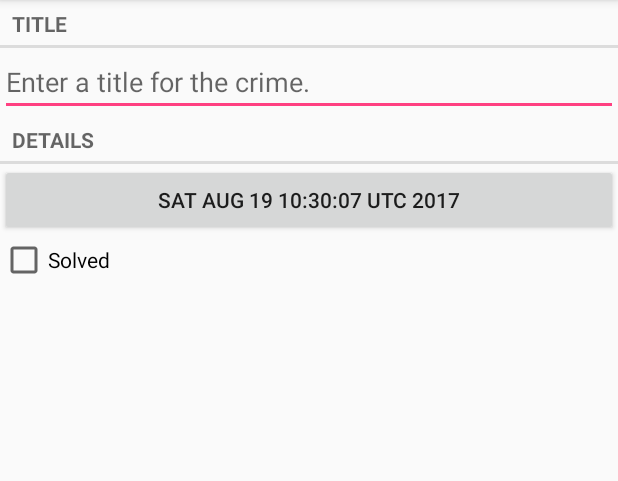
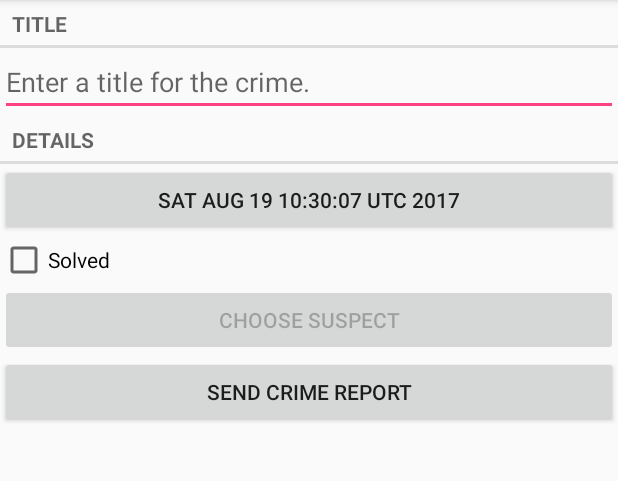
Before and after one commit to JTCortez/tutorial-CriminalIntent, an Android app: the screen it shows after launch (CrimePagerActivity), after a tap on "New Crime", on a phone screen of 412 x 824 dp, the part 84-565 px from its top. Run offline under Robolectric (Android 15) with nearby library versions, the phone set to English and light mode, and no system bars.

Commit message:
Chapter 15 finish

```diff
--- a/app/src/main/java/com/bignerdranch/android/criminalintent/Crime.java
+++ b/app/src/main/java/com/bignerdranch/android/criminalintent/Crime.java
@@ -13,6 +13,7 @@ public class Crime {
     private String mTitle;
     private Date mDate;
     private boolean mSolved;
+    private String mSuspect;
 
     public Crime(){
         this(UUID.randomUUID());
@@ -52,4 +53,12 @@ public class Crime {
     public void setSolved(boolean solved) {
         mSolved = solved;
     }
+
+    public String getSuspect() {
+        return mSuspect;
+    }
+
+    public void setSuspect(String suspect) {
+        mSuspect = suspect;
+    }
 }
--- a/app/src/main/java/com/bignerdranch/android/criminalintent/CrimeFragment.java
+++ b/app/src/main/java/com/bignerdranch/android/criminalintent/CrimeFragment.java
@@ -2,12 +2,17 @@ package com.bignerdranch.android.criminalintent;
 
 import android.app.Activity;
 import android.content.Intent;
+import android.content.pm.PackageManager;
+import android.database.Cursor;
+import android.net.Uri;
 import android.os.Bundle;
+import android.provider.ContactsContract;
 import android.support.annotation.Nullable;
 import android.support.v4.app.Fragment;
 import android.support.v4.app.FragmentManager;
 import android.text.Editable;
 import android.text.TextWatcher;
+import android.text.format.DateFormat;
 import android.view.LayoutInflater;
 import android.view.View;
 import android.view.ViewGroup;
@@ -29,11 +34,14 @@ public class CrimeFragment extends Fragment {
     private static final String DIALOG_DATE = "DialogDate";
 
     private static final int REQUEST_DATE = 0;
+    private static final int REQUEST_CONTACT = 1;
 
     private Crime mCrime;
     private EditText mTitleField;
     private Button mDateButton;
     private CheckBox mSolvedCheckBox;
+    private Button mSuspectButton;
+    private Button mReportButton;
 
     public static CrimeFragment newInstance (UUID crimeId) {
         Bundle args = new Bundle ();
@@ -84,6 +92,7 @@ public class CrimeFragment extends Fragment {
             }
         });
 
+
         mDateButton = (Button) v.findViewById(R.id.crime_date);
         updateDate();
         mDateButton.setOnClickListener (new View.OnClickListener() {
@@ -105,6 +114,41 @@ public class CrimeFragment extends Fragment {
             }
         });
 
+        mReportButton = (Button) v.findViewById(R.id.crime_report);
+        mReportButton.setOnClickListener(new View.OnClickListener() {
+            public void onClick(View v) {
+                Intent i = new Intent (Intent.ACTION_SEND);
+                i.setType("text/plain");
+                i.putExtra(Intent.EXTRA_TEXT, getCrimeReport());
+                i.putExtra(Intent.EXTRA_SUBJECT, getString(R.string.crime_report_subject));
+                i = Intent.createChooser(i, getString(R.string.send_report));
+                startActivity(i);
+            }
+        });
+
+        //get a referene to the button to set listener on it, within create the implicit intent and pass it into startActivityforResult, once a suspect is assigned, show the name on the suspect button
+        final Intent pickContact = new Intent(Intent.ACTION_PICK,
+                ContactsContract.Contacts.CONTENT_URI);
+        //dummy code
+        // pickContact.addCategory(Intent.CATEGORY_HOME); //checks if it disables choose suspect button on no contacts app
+        mSuspectButton = (Button) v.findViewById(R.id.crime_suspect);
+        mSuspectButton.setOnClickListener(new View.OnClickListener() {
+            public void onClick(View v) {
+                startActivityForResult(pickContact, REQUEST_CONTACT); //(intent, bundle)
+            }
+        });
+
+        if (mCrime.getSuspect() != null) {
+            mSuspectButton.setText(mCrime.getSuspect());
+        }
+
+        //checks the whole phone for an app with all its activity,
+        PackageManager packageManager = getActivity().getPackageManager();
+        if (packageManager.resolveActivity(pickContact, //resolveACtivity checks if an activity matches the Intent you gave it
+                PackageManager.MATCH_DEFAULT_ONLY) == null) { //MATCH_DEFAULT_ONLY restrics this seaerch to activity ith the CATEGORY_DEFAULT flag
+            mSuspectButton.setEnabled(false);
+        }
+
         return v;
     }
 
@@ -118,10 +162,62 @@ public class CrimeFragment extends Fragment {
             Date date = (Date) data.getSerializableExtra(DatePickerFragment.EXTRA_DATE); //gets the extra sent from DatePickerFragment intent
             mCrime.setDate(date); //sets the date of Crime class
             updateDate(); //makes it a string and sets the text of the DateButton
+        } else if (requestCode == REQUEST_CONTACT && data != null) {
+            Uri contactUri = data.getData();
+            //Specify which fields you want your query to return
+            //values for
+            String[] queryFields = new String[] {
+                    ContactsContract.Contacts.DISPLAY_NAME
+            }; // when making a query there is only one contact
+            //Perform your query - the contactUri is like a "where"
+            //clause here
+            Cursor c = getActivity().getContentResolver()
+                    .query(contactUri, queryFields, null, null, null);
+
+            try {
+                // Double-check that you actually got results
+                if (c.getCount() == 0) {
+                    return;
+                }
+
+                //Pull out the first column of the first row of data-
+                //that is your suspects name
+                c.moveToFirst(); // brings cursor to beginning, since only one suspect
+                String suspect = c.getString(0);
+                mCrime.setSuspect(suspect);
+                mSuspectButton.setText(suspect);
+            } finally {
+                c.close();
+            }
         }
+
+
     }
 
     private void updateDate() {
         mDateButton.setText(mCrime.getDate().toString());
     }
+
+    private String getCrimeReport () {
+        String solvedString = null;
+        if (mCrime.isSolved()) {
+            solvedString = getString(R.string.crime_report_solved);
+        } else {
+            solvedString = getString(R.string.crime_report_unsolved);
+        }
+
+        String dateFormat = "EEE, MMM dd";
+        String dateString = DateFormat.format (dateFormat, mCrime.getDate()).toString();
+
+        String suspect = mCrime.getSuspect();
+        if (suspect == null) {
+            suspect = getString(R.string.crime_report_no_suspect);
+        } else {
+            suspect = getString(R.string.crime_report_suspect, suspect);
+        }
+
+        String report = getString(R.string.crime_report, mCrime.getTitle(), dateString, solvedString, suspect);
+
+        return report;
+    }
 }
--- a/app/src/main/java/com/bignerdranch/android/criminalintent/CrimeLab.java
+++ b/app/src/main/java/com/bignerdranch/android/criminalintent/CrimeLab.java
@@ -133,6 +133,7 @@ public class CrimeLab {
         values.put(CrimeTable.Cols.TITLE, crime.getTitle());
         values.put(CrimeTable.Cols.DATE, crime.getDate().getTime());
         values.put(CrimeTable.Cols.SOLVED, crime.isSolved() ? 1 : 0);
+        values.put(CrimeTable.Cols.SUSPECT, crime.getSuspect());
 
         return values;
     }
--- a/app/src/main/java/com/bignerdranch/android/criminalintent/database/CrimeBaseHelper.java
+++ b/app/src/main/java/com/bignerdranch/android/criminalintent/database/CrimeBaseHelper.java
@@ -25,7 +25,8 @@ public class CrimeBaseHelper extends SQLiteOpenHelper {
                 CrimeTable.Cols.UUID + ", " +
                 CrimeTable.Cols.TITLE + ", " +
                 CrimeTable.Cols.DATE + ", " +
-                CrimeTable.Cols.SOLVED +
+                CrimeTable.Cols.SOLVED + ", " +
+                CrimeTable.Cols.SUSPECT +
                 ")"
         );
     }
--- a/app/src/main/java/com/bignerdranch/android/criminalintent/database/CrimeCursorWrapper.java
+++ b/app/src/main/java/com/bignerdranch/android/criminalintent/database/CrimeCursorWrapper.java
@@ -23,11 +23,13 @@ public class CrimeCursorWrapper extends CursorWrapper {
         String title = getString(getColumnIndex(CrimeTable.Cols.TITLE));
         long date = getLong(getColumnIndex(CrimeTable.Cols.DATE));
         int isSolved = getInt (getColumnIndex(CrimeTable.Cols.SOLVED));
+        String suspect = getString (getColumnIndex(CrimeTable.Cols.SUSPECT));
 
         Crime crime = new Crime(UUID.fromString(uuidString));
         crime.setTitle(title);
         crime.setDate(new Date(date));
         crime.setSolved(isSolved != 0);
+        crime.setSuspect(suspect);
 
         return crime;
         //return null;
--- a/app/src/main/java/com/bignerdranch/android/criminalintent/database/CrimeDbSchema.java
+++ b/app/src/main/java/com/bignerdranch/android/criminalintent/database/CrimeDbSchema.java
@@ -9,12 +9,12 @@ public class CrimeDbSchema {
     public static final class CrimeTable {
         public static final String NAME = "crimes";
 
-
         public static final class Cols {
             public static final String UUID = "uuid";
             public static final String TITLE = "title";
             public static final String DATE = "date";
             public static final String SOLVED = "solved";
+            public static final String SUSPECT = "suspect";
         }
     }
 }
--- a/app/src/main/res/layout/fragment_crime.xml
+++ b/app/src/main/res/layout/fragment_crime.xml
@@ -34,4 +34,16 @@
         android:id="@+id/crime_solved"
         android:text="@string/crime_solved_label"/>
 
+    <Button
+        android:id="@+id/crime_suspect"
+        android:layout_width="match_parent"
+        android:layout_height="wrap_content"
+        android:text="@string/crime_suspect_text"/>
+
+    <Button
+        android:id="@+id/crime_report"
+        android:layout_width="match_parent"
+        android:layout_height="wrap_content"
+        android:text="@string/crime_report_text"/>
+
 </LinearLayout>
--- a/app/src/main/res/values/strings.xml
+++ b/app/src/main/res/values/strings.xml
@@ -9,5 +9,15 @@
     <string name="show_subtitle">Show Subtitle</string>
     <string name="hide_subtitle">Hide Subtitle</string>
     <string name="subtitle_format">%1$d crimes</string>
+    <string name="crime_suspect_text">Choose Suspect</string>
+    <string name="crime_report_text">Send Crime Report</string>
+    <string name="crime_report">%1$s! The crime was discovered on %2$s. %3$s, and %4$s
+    </string>
+    <string name="crime_report_solved">This case is solved</string>
+    <string name="crime_report_unsolved">The case is not solved</string>
+    <string name="crime_report_no_suspect">There is no suspect.</string>
+    <string name="crime_report_suspect">the suspect is %s</string>
+    <string name="crime_report_subject">CriminalIntent Crime Report</string>
+    <string name="send_report">Send crime report via</string>
 
 </resources>
```
Also changed, not shown: 141 other files.
